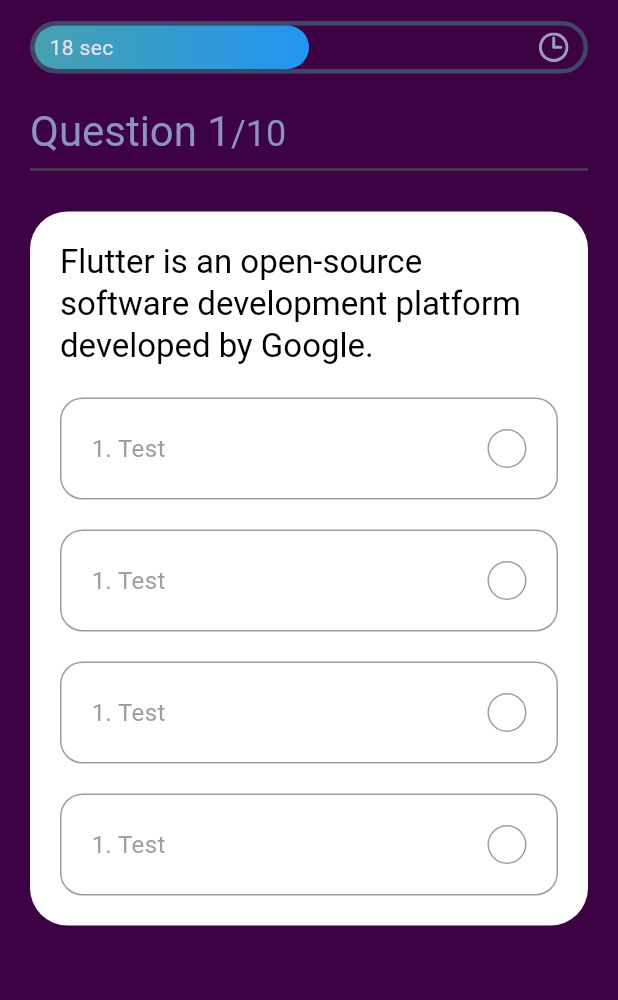
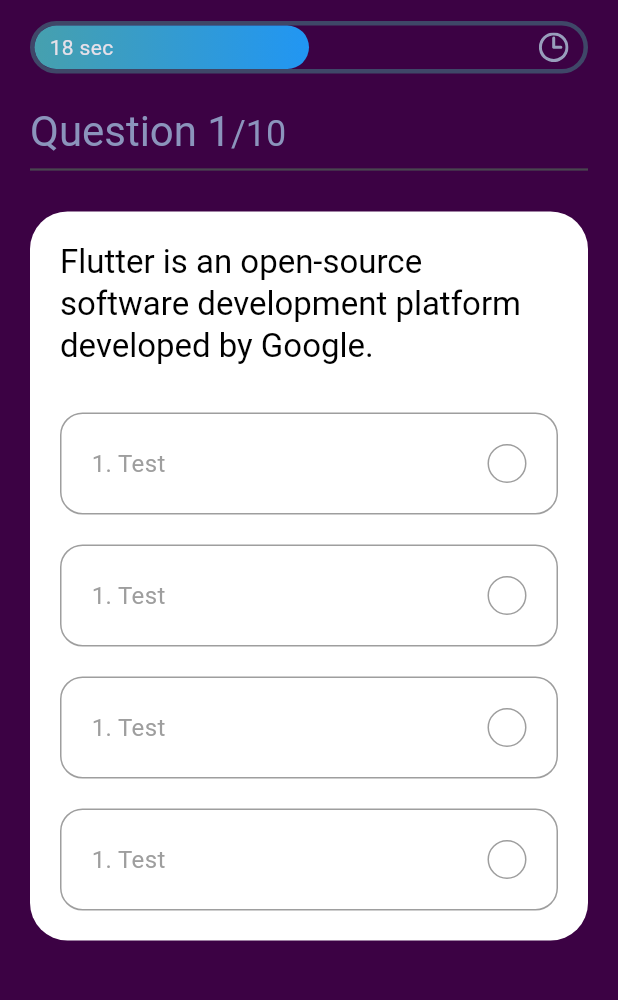
Before and after one commit to zloy92/verstkaflutter, a Flutter app: the screen it shows after launch, on a phone screen of 412 x 824 dp, the part 63-1063 px from its top. Run offline on Flutter 3.47's test engine with Material 3 defaults, Android fonts, the phone set to English and light mode, and no system bars; our stand-ins replace websafe_svg.

Commit message:
version4

```diff
--- a/flutter_application_1/lib/screens/quiz/components/body.dart
+++ b/flutter_application_1/lib/screens/quiz/components/body.dart
@@ -1,8 +1,9 @@
 import 'package:flutter/material.dart';
 import 'package:flutter/rendering.dart';
 import 'package:flutter_application_1/constants.dart';
-import 'package:flutter_application_1/models/Questions.dart';
+
 import 'package:flutter_application_1/screens/quiz/components/progress_bar.dart';
+import 'package:flutter_application_1/screens/quiz/components/question_card.dart';
 
 class Body extends StatelessWidget {
   const Body({Key? key}) : super(key: key);
@@ -49,68 +50,3 @@ class Body extends StatelessWidget {
     );
   }
 }
-
-class QuestionCard extends StatelessWidget {
-  const QuestionCard({
-    super.key,
-  });
-
-  @override
-  Widget build(BuildContext context) {
-    return Container(
-      padding: EdgeInsets.all(kDefaultPadding),
-      decoration: BoxDecoration(
-          color: Colors.white, borderRadius: BorderRadius.circular(25)),
-      child: Column(
-        children: [
-          Text(
-            sample_data[0]['question'],
-            style: Theme.of(context)
-                .textTheme
-                .headline6
-                ?.copyWith(color: kBlackColor),
-          ),
-          Option(),
-          Option(),
-          Option(),
-          Option(),
-        ],
-      ),
-    );
-  }
-}
-
-class Option extends StatelessWidget {
-  const Option({
-    super.key,
-  });
-
-  @override
-  Widget build(BuildContext context) {
-    return Container(
-      margin: EdgeInsets.only(top: kDefaultPadding),
-      padding: EdgeInsets.all(kDefaultPadding),
-      decoration: BoxDecoration(
-        border: Border.all(color: kGrayColor),
-        borderRadius: BorderRadius.circular(15),
-      ),
-      child: Row(
-        mainAxisAlignment: MainAxisAlignment.spaceBetween,
-        children: [
-          Text(
-            "1. Test",
-            style: TextStyle(color: kGrayColor, fontSize: 16),
-          ),
-          Container(
-            height: 26,
-            width: 26,
-            decoration: BoxDecoration(
-              borderRadius: BorderRadius.circular(50),
-              border: Border.all(color: kGrayColor),
-            ),
-          ),
-        ],
-      ),
-    );
-  }
-}
--- a/flutter_application_1/lib/screens/quiz/components/option.dart
+++ b/flutter_application_1/lib/screens/quiz/components/option.dart
@@ -0,0 +1,37 @@
+import 'package:flutter/material.dart';
+import 'package:flutter_application_1/constants.dart';
+
+class Option extends StatelessWidget {
+  const Option({
+    super.key,
+  });
+
+  @override
+  Widget build(BuildContext context) {
+    return Container(
+      margin: EdgeInsets.only(top: kDefaultPadding),
+      padding: EdgeInsets.all(kDefaultPadding),
+      decoration: BoxDecoration(
+        border: Border.all(color: kGrayColor),
+        borderRadius: BorderRadius.circular(15),
+      ),
+      child: Row(
+        mainAxisAlignment: MainAxisAlignment.spaceBetween,
+        children: [
+          Text(
+            "1. Test",
+            style: TextStyle(color: kGrayColor, fontSize: 16),
+          ),
+          Container(
+            height: 26,
+            width: 26,
+            decoration: BoxDecoration(
+              borderRadius: BorderRadius.circular(50),
+              border: Border.all(color: kGrayColor),
+            ),
+          ),
+        ],
+      ),
+    );
+  }
+}
--- a/flutter_application_1/lib/screens/quiz/components/question_card.dart
+++ b/flutter_application_1/lib/screens/quiz/components/question_card.dart
@@ -1,6 +1,8 @@
 import 'package:flutter/material.dart';
 import 'package:flutter_application_1/constants.dart';
 import 'package:flutter_application_1/models/Questions.dart';
+
+import 'package:flutter_application_1/screens/quiz/components/option.dart';
 
 class QuestionCard extends StatelessWidget {
   const QuestionCard({
@@ -9,10 +11,26 @@ class QuestionCard extends StatelessWidget {
 
   @override
   Widget build(BuildContext context) {
-    return Text(
-      sample_data[0]['question'],
-      style:
-          Theme.of(context).textTheme.headline6?.copyWith(color: kBlackColor),
+    return Container(
+      padding: EdgeInsets.all(kDefaultPadding),
+      decoration: BoxDecoration(
+          color: Colors.white, borderRadius: BorderRadius.circular(25)),
+      child: Column(
+        children: [
+          Text(
+            sample_data[0]['question'],
+            style: Theme.of(context)
+                .textTheme
+                .headline6
+                ?.copyWith(color: kBlackColor),
+          ),
+          SizedBox(height: kDefaultPadding / 2),
+          Option(),
+          Option(),
+          Option(),
+          Option(),
+        ],
+      ),
     );
   }
 }
```
